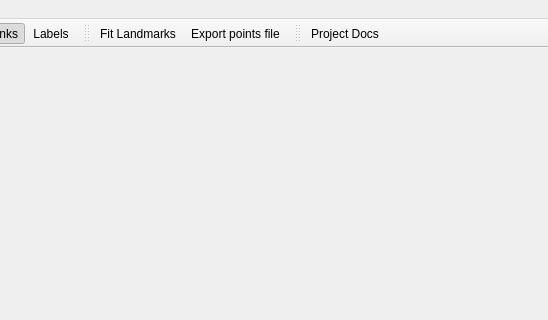
Above: src/mainwindow.ui from morzh/Facial-Landmarks-Annotation-Tool before the change; both pictures show x 463 to 1011 and y 0 to 320 of the 1121 by 886 pixel window. Below: the same form after it.
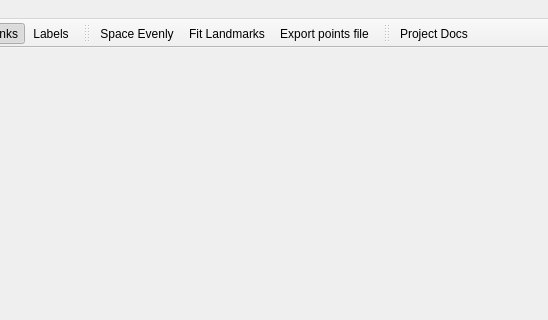
That is the form after the change. Icons and pictures are not drawn.

Commit message: added  menus to toolbar

```diff
--- a/src/mainwindow.ui
+++ b/src/mainwindow.ui
@@ -736,6 +736,7 @@
    <attribute name="toolBarBreak">
     <bool>false</bool>
    </attribute>
+   <addaction name="actionSpaceEvenly"/>
    <addaction name="actionFitLandmarks"/>
    <addaction name="actionExportPointsFile"/>
   </widget>
```
Left out of the diff: 8 changed lines with no effect on the pictures. The commit also changes 7 other files.
